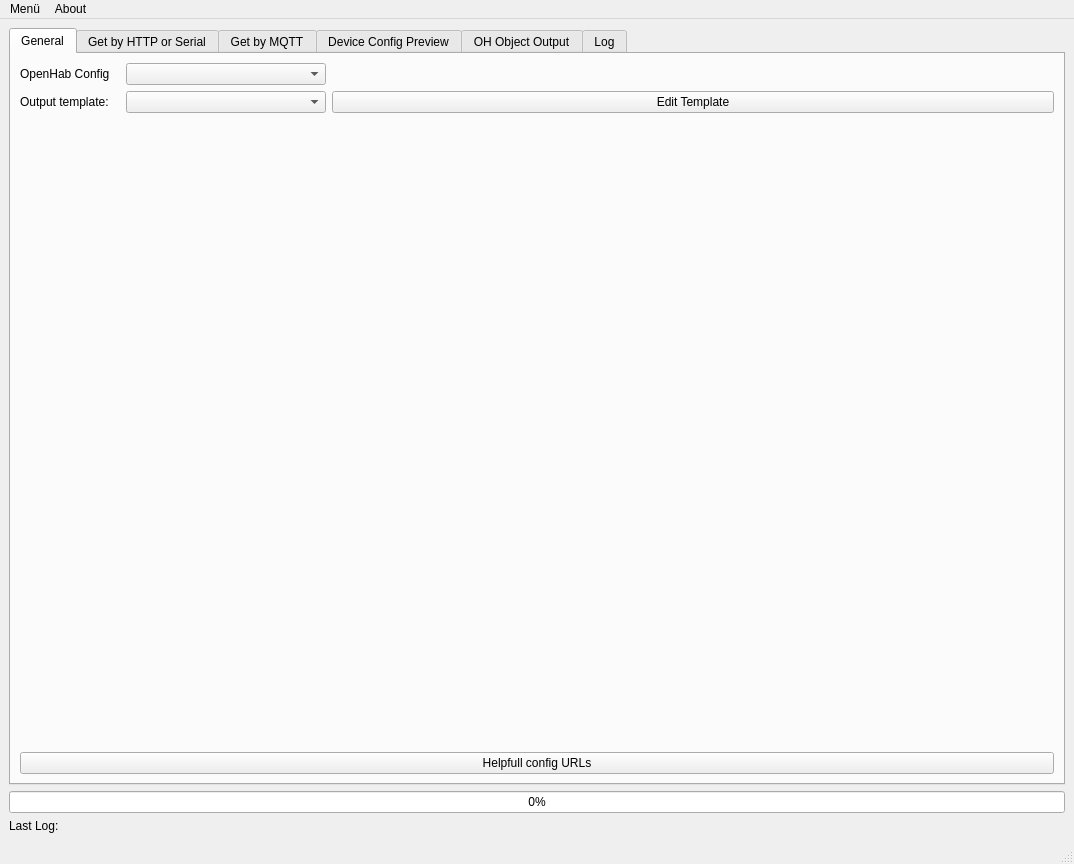
This is tasmohabUI.ui in Gifford47/tasmohab as Qt 5 draws it before an edit. The edited form follows.
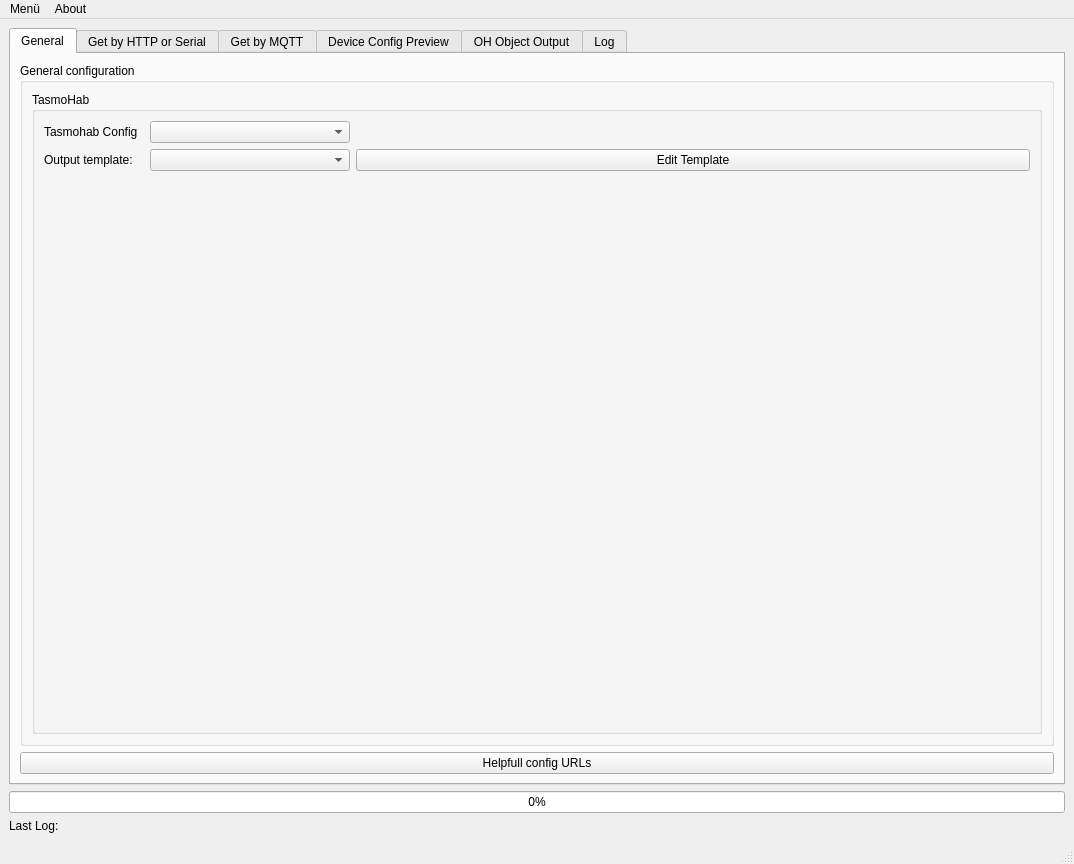
This is the edited form. Icons and pictures are not drawn.

The edit to the form file:
```diff
--- a/tasmohabUI.ui
+++ b/tasmohabUI.ui
@@ -28,9 +28,37 @@
         <item>
          <layout class="QVBoxLayout" name="verticalLayout_16">
           <item>
-           <layout class="QGridLayout" name="gridLayout_22">
-            <item row="1" column="0">
-             <widget class="QLabel" name="label_18">
+           <widget class="QGroupBox" name="groupBox_8">
+            <property name="title">
+             <string>General configuration</string>
+            </property>
+            <layout class="QVBoxLayout" name="verticalLayout_21">
+             <item>
+              <widget class="QGroupBox" name="groupBox_9">
+               <property name="title">
+                <string>TasmoHab</string>
+               </property>
+               <layout class="QVBoxLayout" name="verticalLayout_22">
+                <item>
+                 <layout class="QGridLayout" name="gridLayout_23">
+                  <item row="0" column="1">
+                   <widget class="QComboBox" name="cmb_outp_format">
+                    <property name="maximumSize">
+                     <size>
+                      <width>200</width>
+                      <height>16777215</height>
+                     </size>
+                    </property>
+                    <property name="toolTip">
+                     <string>select the right OH config (tasmohab.cfg)</string>
+                    </property>
+                    <property name="layoutDirection">
+                     <enum>Qt::LeftToRight</enum>
+                    </property>
+                   </widget>
+                  </item>
+                  <item row="0" column="0">
+                   <widget class="QLabel" name="label_20">
               <property name="toolTip">
                <string>Select the right OpenHab config (definded in tasmohab.cfg)</string>
               </property>
@@ -44,7 +72,7 @@
                <string/>
               </property>
               <property name="text">
-               <string>OpenHab Config</string>
+                     <string>Tasmohab Config</string>
               </property>
               <property name="textInteractionFlags">
                <set>Qt::NoTextInteraction</set>
@@ -52,32 +80,6 @@
              </widget>
             </item>
             <item row="1" column="1">
-             <widget class="QComboBox" name="cmb_outp_format">
-              <property name="maximumSize">
-               <size>
-                <width>200</width>
-                <height>16777215</height>
-               </size>
-              </property>
-              <property name="toolTip">
-               <string>select the right OH config (tasmohab.cfg)</string>
-              </property>
-              <property name="layoutDirection">
-               <enum>Qt::LeftToRight</enum>
-              </property>
-             </widget>
-            </item>
-            <item row="2" column="2">
-             <widget class="QPushButton" name="btn_edittmpl">
-              <property name="toolTip">
-               <string>&lt;html&gt;&lt;head/&gt;&lt;body&gt;&lt;p&gt;Opens an associated editor (i.e. notepad) for the *.tpl files (selected template).&lt;/p&gt;&lt;/body&gt;&lt;/html&gt;</string>
-              </property>
-              <property name="text">
-               <string>Edit Template</string>
-              </property>
-             </widget>
-            </item>
-            <item row="2" column="1">
              <widget class="QComboBox" name="cmb_template">
               <property name="maximumSize">
                <size>
@@ -93,8 +95,8 @@
               </property>
              </widget>
             </item>
-            <item row="2" column="0">
-             <widget class="QLabel" name="label_19">
+                  <item row="1" column="0">
+                   <widget class="QLabel" name="label_21">
               <property name="maximumSize">
                <size>
                 <width>100</width>
@@ -109,8 +111,18 @@
               </property>
              </widget>
             </item>
-            <item row="4" column="2">
-             <spacer name="verticalSpacer">
+                  <item row="1" column="2">
+                   <widget class="QPushButton" name="btn_edittmpl">
+                    <property name="toolTip">
+                     <string>&lt;html&gt;&lt;head/&gt;&lt;body&gt;&lt;p&gt;Opens an associated editor (i.e. notepad) for the *.tpl files (selected template).&lt;/p&gt;&lt;/body&gt;&lt;/html&gt;</string>
+                    </property>
+                    <property name="text">
+                     <string>Edit Template</string>
+                    </property>
+                   </widget>
+                  </item>
+                  <item row="3" column="2">
+                   <spacer name="verticalSpacer_2">
               <property name="orientation">
                <enum>Qt::Vertical</enum>
               </property>
@@ -122,10 +134,16 @@
               </property>
              </spacer>
             </item>
-            <item row="5" column="0">
-             <layout class="QVBoxLayout" name="verticalLayout_20"/>
-            </item>
-           </layout>
+                  <item row="4" column="0">
+                   <layout class="QVBoxLayout" name="verticalLayout_23"/>
+                  </item>
+                 </layout>
+                </item>
+               </layout>
+              </widget>
+             </item>
+            </layout>
+           </widget>
           </item>
           <item>
            <widget class="QPushButton" name="btn_helpfullurls">
```
Left out of the diff: 2 changed lines with no effect on the pictures. Lines whose indentation alone changed are shown as unchanged.
